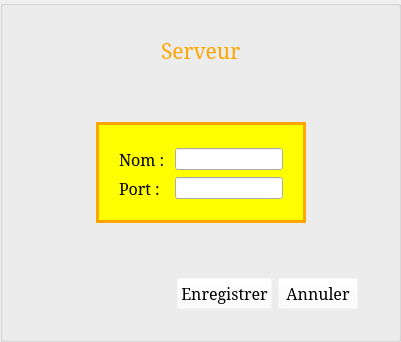
Old version of the form StreetCar/StreetCar/ServerOption.ui in the repository paboccard/Projet_Prog_Jeu.
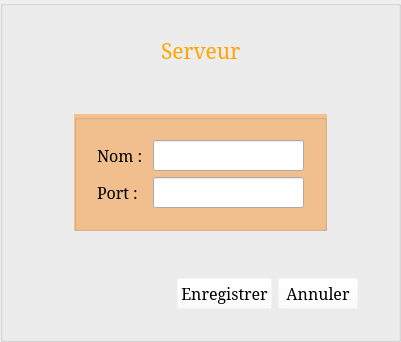
New version of the form. Icons and pictures are not drawn.

```diff
--- a/StreetCar/StreetCar/ServerOption.ui
+++ b/StreetCar/StreetCar/ServerOption.ui
@@ -30,6 +30,11 @@
 
 QPushButton {
 	background-color: rgba(255, 255, 255, 0);
+}
+
+QPushButton::hover{
+	background-color: rgba(255, 0, 0, 100);
+	font-weight: bold;
 }</string>
      </property>
      <property name="title">
@@ -126,9 +131,9 @@
          <widget class="QGroupBox" name="groupBoxServer">
           <property name="styleSheet">
            <string notr="true">#groupBoxServer {
-	background-color:yellow;
-	border: 3px solid orange;
-}</string>
+	background-color: rgba(255,128, 0, 100);
+}
+</string>
           </property>
           <property name="title">
            <string/>
@@ -139,6 +144,9 @@
            </property>
            <item>
             <layout class="QGridLayout" name="gridLayout">
+             <property name="margin">
+              <number>0</number>
+             </property>
              <item row="4" column="0">
               <widget class="QLabel" name="label_2">
                <property name="font">
@@ -153,10 +161,24 @@
               </widget>
              </item>
              <item row="1" column="1">
-              <widget class="QLineEdit" name="lineEditName"/>
+              <widget class="QLineEdit" name="lineEditName">
+               <property name="font">
+                <font>
+                 <family>Serif</family>
+                 <pointsize>12</pointsize>
+                </font>
+               </property>
+              </widget>
              </item>
              <item row="4" column="1">
-              <widget class="QLineEdit" name="lineEditPort"/>
+              <widget class="QLineEdit" name="lineEditPort">
+               <property name="font">
+                <font>
+                 <family>Serif</family>
+                 <pointsize>12</pointsize>
+                </font>
+               </property>
+              </widget>
              </item>
              <item row="1" column="0">
               <widget class="QLabel" name="label_3">
```
